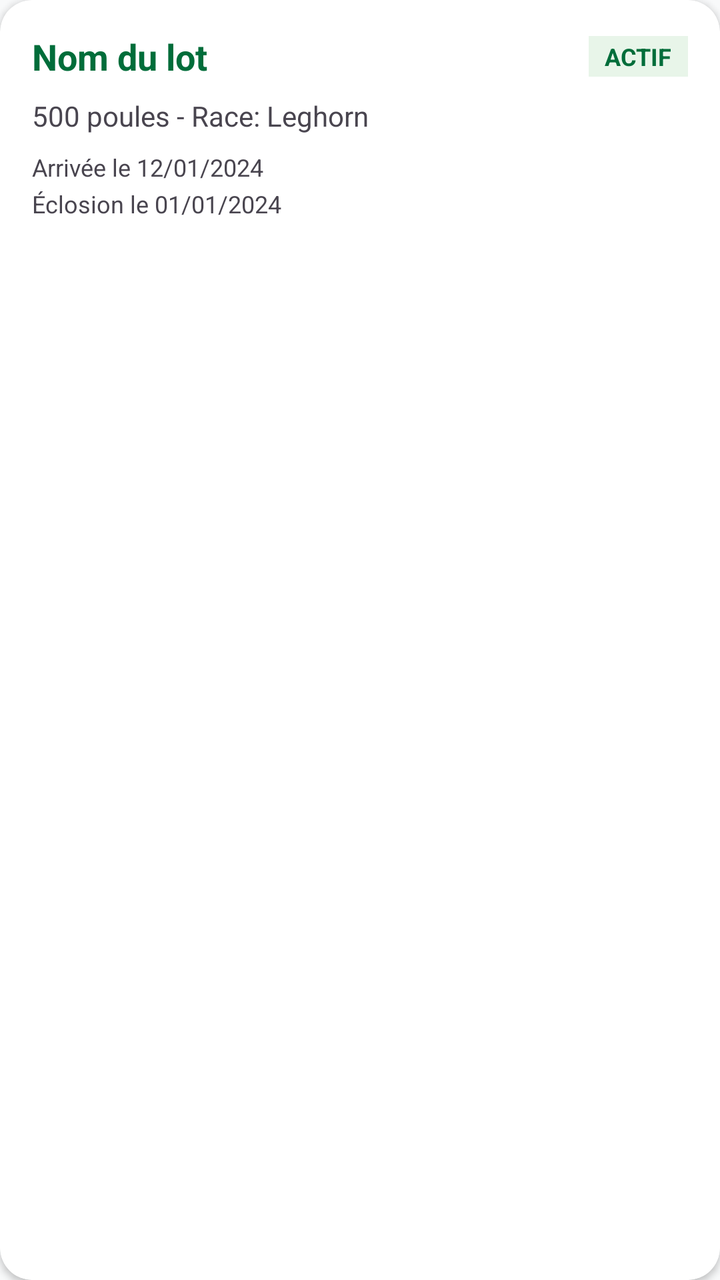
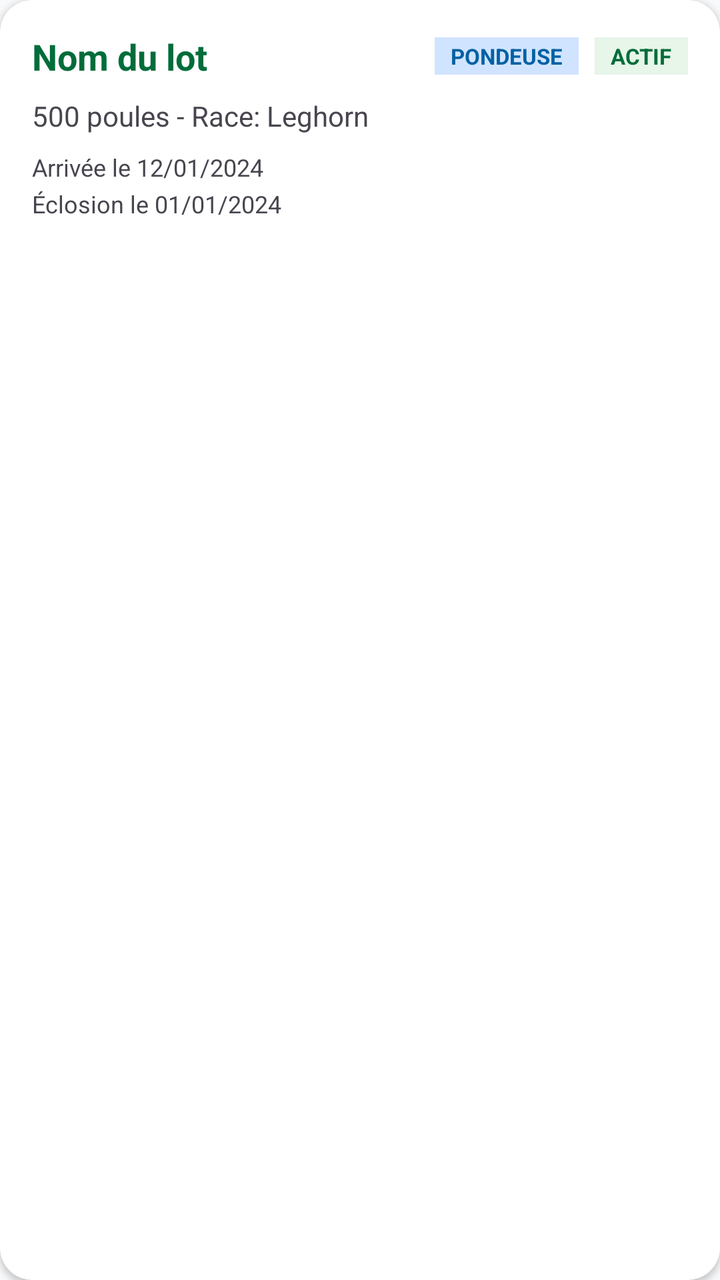

Before-and-after screenshots of an Android layout around one commit, followed by the original layout XML and the change that was made.
<!-- AndroidManifest.xml: application theme Theme.Poulailler_copilot -->
<!-- res/layout/item_batch.xml -->
<?xml version="1.0" encoding="utf-8"?>
<com.google.android.material.card.MaterialCardView xmlns:android="http://schemas.android.com/apk/res/android"
    xmlns:app="http://schemas.android.com/apk/res-auto"
    android:layout_width="match_parent"
    android:layout_height="wrap_content"
    android:layout_marginBottom="12dp"
    app:cardCornerRadius="16dp"
    app:cardElevation="2dp"
    app:strokeWidth="0dp">

    <LinearLayout
        android:layout_width="match_parent"
        android:layout_height="wrap_content"
        android:orientation="vertical"
        android:padding="16dp">

        <LinearLayout
            android:layout_width="match_parent"
            android:layout_height="wrap_content"
            android:gravity="center_vertical"
            android:orientation="horizontal">

            <TextView
                android:id="@+id/tvBatchName"
                android:layout_width="0dp"
                android:layout_height="wrap_content"
                android:layout_weight="1"
                android:text="Nom du lot"
                android:textColor="@color/primary"
                android:textSize="18sp"
                android:textStyle="bold" />

            <TextView
                android:id="@+id/tvBatchStatus"
                android:layout_width="wrap_content"
                android:layout_height="wrap_content"
                android:background="@drawable/table_border"
                android:backgroundTint="@color/emerald_container"
                android:paddingHorizontal="8dp"
                android:paddingVertical="2dp"
                android:text="ACTIF"
                android:textColor="@color/primary"
                android:textSize="12sp"
                android:textStyle="bold" />
        </LinearLayout>

        <TextView
            android:id="@+id/tvBatchInfo"
            android:layout_width="match_parent"
            android:layout_height="wrap_content"
            android:layout_marginTop="8dp"
            android:text="500 poules - Race: Leghorn"
            android:textColor="@color/text_secondary"
            android:textSize="14sp" />

        <LinearLayout
            android:layout_width="match_parent"
            android:layout_height="wrap_content"
            android:layout_marginTop="8dp"
            android:orientation="vertical">

            <TextView
                android:id="@+id/tvBatchArrivalDate"
                android:layout_width="match_parent"
                android:layout_height="wrap_content"
                android:text="Arrivée le 12/01/2024"
                android:textColor="@color/text_secondary"
                android:textSize="12sp" />

            <TextView
                android:id="@+id/tvBatchBirthDate"
                android:layout_width="match_parent"
                android:layout_height="wrap_content"
                android:layout_marginTop="2dp"
                android:text="Éclosion le 01/01/2024"
                android:textColor="@color/text_secondary"
                android:textSize="12sp" />
        </LinearLayout>

    </LinearLayout>
</com.google.android.material.card.MaterialCardView>
<!-- resources referenced by this layout -->
<resources>
  <color name="emerald_container">#E8F5E9</color>
  <color name="primary">#006D3A</color>
  <color name="text_secondary">#49454F</color>
  <!-- drawable table_border (drawable) -->
  <?xml version="1.0" encoding="utf-8"?>
  <shape xmlns:android="http://schemas.android.com/apk/res/android">
      <stroke
          android:width="1dp"
          android:color="#000000" />
  </shape>
  <style name="Theme.Poulailler_copilot" parent="Theme.MaterialComponents.DayNight.NoActionBar">
          
          <item name="colorPrimary">@color/primary</item>
          <item name="colorPrimaryVariant">@color/primary_variant</item>
          <item name="colorOnPrimary">@color/white</item>
  
          
          <item name="colorSecondary">@color/secondary</item>
          <item name="colorSecondaryVariant">@color/secondary_variant</item>
          <item name="colorOnSecondary">@color/white</item>
  
          
          <item name="android:windowBackground">@color/background</item>
          <item name="backgroundColor">@color/background</item>
  
          
          <item name="android:statusBarColor">?attr/colorPrimaryVariant</item>
  
          
          <item name="materialCardViewStyle">@style/Widget.App.CardView</item>
          <item name="shapeAppearanceLargeComponent">@style/ShapeAppearance.App.LargeComponent</item>
      </style>
  <color name="primary_variant">#004D22</color>
  <color name="white">#FFFFFFFF</color>
  <color name="secondary">#43A047</color>
  <color name="secondary_variant">#2E7D32</color>
  <color name="background">@color/off_white</color>
  <style name="Widget.App.CardView" parent="Widget.MaterialComponents.CardView">
          <item name="cardElevation">2dp</item>
          <item name="cardCornerRadius">16dp</item>
          <item name="cardBackgroundColor">@color/surface</item>
          <item name="strokeWidth">0dp</item>
      </style>
  <style name="ShapeAppearance.App.LargeComponent" parent="ShapeAppearance.MaterialComponents.LargeComponent">
          <item name="cornerFamily">rounded</item>
          <item name="cornerSize">16dp</item>
      </style>
  <color name="off_white">#F8F9FA</color>
  <color name="surface">#FFFFFF</color>
</resources>

<!-- the commit's change to res/layout/item_batch.xml (unified diff, before → after) -->
@@ -31,6 +31,20 @@
                 android:textStyle="bold" />
 
             <TextView
+                android:id="@+id/tvBatchType"
+                android:layout_width="wrap_content"
+                android:layout_height="wrap_content"
+                android:layout_marginEnd="8dp"
+                android:background="@drawable/table_border"
+                android:backgroundTint="@color/accent_blue_container"
+                android:paddingHorizontal="8dp"
+                android:paddingVertical="2dp"
+                android:text="PONDEUSE"
+                android:textColor="@color/accent_blue"
+                android:textSize="11sp"
+                android:textStyle="bold" />
+
+            <TextView
                 android:id="@+id/tvBatchStatus"
                 android:layout_width="wrap_content"
                 android:layout_height="wrap_content"
@@ -40,7 +54,7 @@
                 android:paddingVertical="2dp"
                 android:text="ACTIF"
                 android:textColor="@color/primary"
-                android:textSize="12sp"
+                android:textSize="11sp"
                 android:textStyle="bold" />
         </LinearLayout>
 
<!-- resource entries referenced after the edit -->
@@ -1,5 +1,7 @@
 <!-- resources referenced by this layout -->
 <resources>
+  <color name="accent_blue">#0061A4</color>
+  <color name="accent_blue_container">#D1E4FF</color>
   <color name="emerald_container">#E8F5E9</color>
   <color name="primary">#006D3A</color>
   <color name="text_secondary">#49454F</color>
